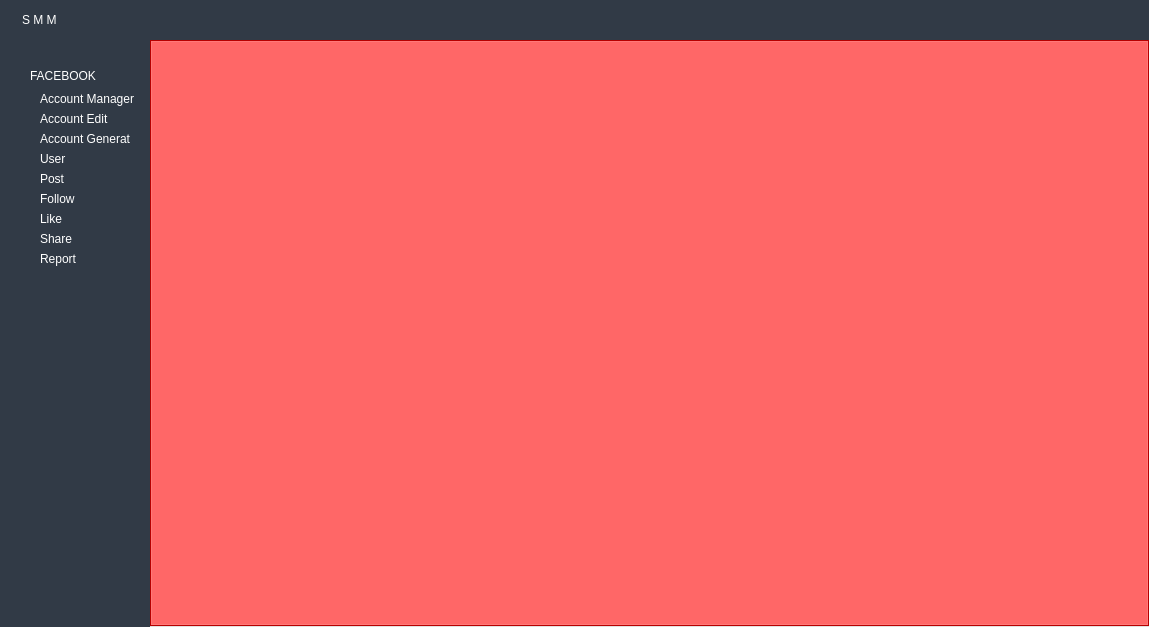
Above: ui/main.ui from kreemkhaled112/GUI before the change. Below: the same form after it.
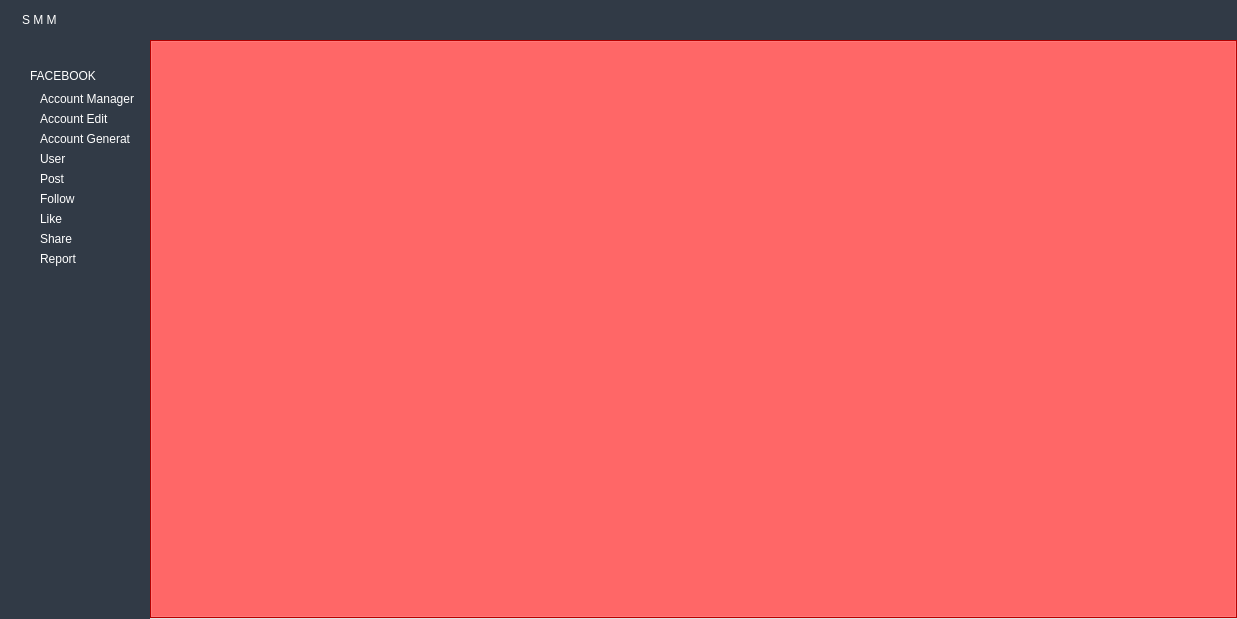
That is the form after the change. Icons and pictures are not drawn.

What changed in the file:
```diff
--- a/ui/main.ui
+++ b/ui/main.ui
@@ -6,8 +6,8 @@
    <rect>
     <x>0</x>
     <y>0</y>
-    <width>1149</width>
-    <height>627</height>
+    <width>1237</width>
+    <height>619</height>
    </rect>
   </property>
   <property name="windowTitle">
@@ -313,7 +313,7 @@
                <x>0</x>
                <y>0</y>
                <width>120</width>
-               <height>585</height>
+               <height>577</height>
               </rect>
              </property>
              <layout class="QGridLayout" name="gridLayout_2">
```
